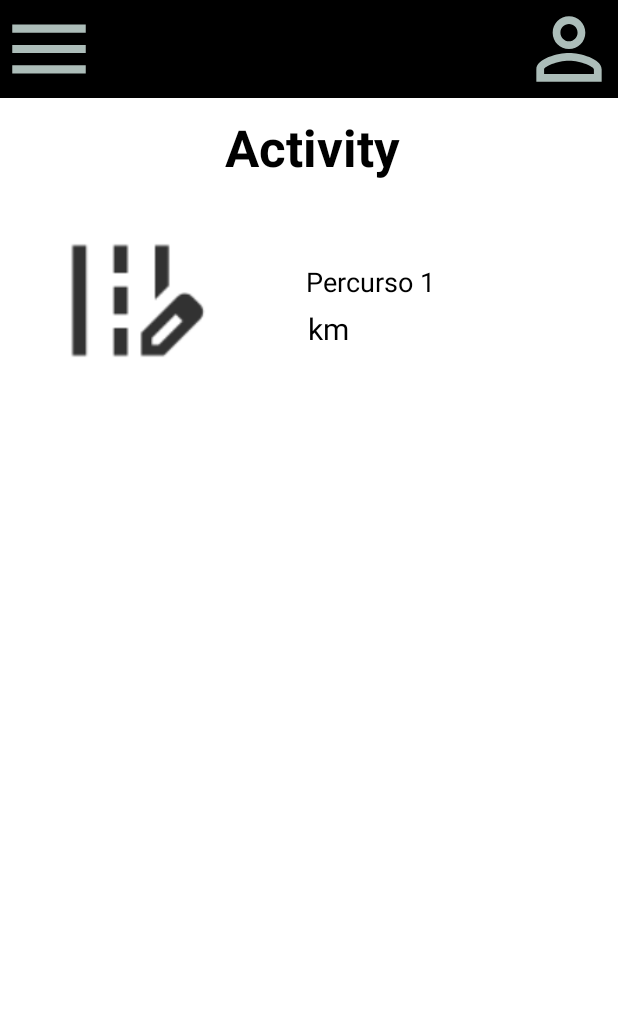
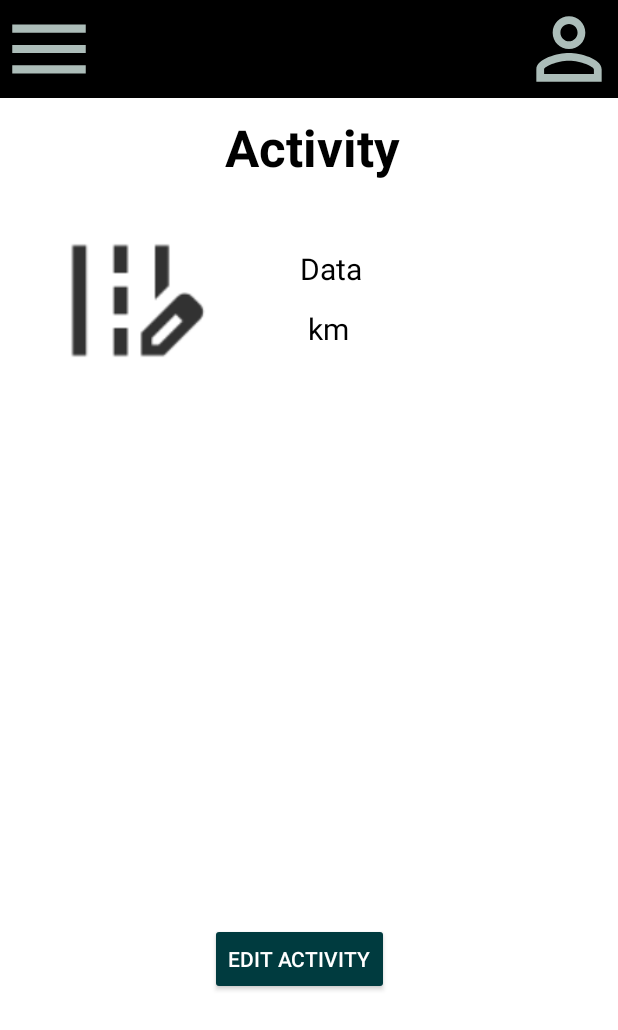
Before and after one commit to RubenABM/Project-Factory-Android, an Android app: the ActivityActivity screen opened directly, with no data from a screen before it, on a phone screen of 412 x 824 dp. Shown: the top 1030 px of the screen. Run offline under Robolectric (Android 15) with nearby library versions, the phone set to English and light mode, and no system bars; 2 statements that could not run were skipped.

Commit message:
activity

```diff
--- a/Android/app/src/main/AndroidManifest.xml
+++ b/Android/app/src/main/AndroidManifest.xml
@@ -17,7 +17,7 @@
         android:usesCleartextTraffic="true">
         <activity
             android:name=".PointsActivity"
-            android:exported="false" />
+            android:exported="true" />
         <activity
             android:name=".ProfileActivity"
             android:exported="true" />
--- a/Android/app/src/main/java/com/myapplication/ActivityActivity.java
+++ b/Android/app/src/main/java/com/myapplication/ActivityActivity.java
@@ -3,55 +3,127 @@ package com.myapplication;
 import androidx.appcompat.app.AppCompatActivity;
 import androidx.core.view.GravityCompat;
 import androidx.drawerlayout.widget.DrawerLayout;
+//import static com.myapplication.MapFragment.firstMap;
 
 import android.app.Activity;
 import android.content.Intent;
 import android.os.Bundle;
+import android.util.Log;
 import android.view.View;
 import android.widget.Button;
 import android.widget.EditText;
+import android.widget.TextView;
 import android.widget.Toast;
 
+import com.myapplication.downloadtasks.JSONObjToArray;
 import com.myapplication.downloadtasks.PostMethod;
+
+import org.json.JSONException;
+import org.json.JSONObject;
 
 import java.util.HashMap;
 import java.util.Map;
+import java.util.concurrent.ExecutionException;
 
 
 public class ActivityActivity extends AppCompatActivity {
 
-    EditText percurso1;
+    EditText percurso;
+    TextView data, km;
     DrawerLayout drawer;
+    Button editar, atualizar;
+    static String iduser;
 
     @Override
     protected void onCreate(Bundle savedInstanceState) {
         super.onCreate(savedInstanceState);
         setContentView(R.layout.activity_activity);
+        JSONObject loginjson = null;
 
-        percurso1 = findViewById(R.id.editTextPercurso);
+        percurso = findViewById(R.id.editTextPercurso);
+        data = findViewById(R.id.editTextPercurso1);
         drawer = findViewById(R.id.drawer_layout);
+        editar = findViewById(R.id.button);
+        km = findViewById(R.id.editTextKm);
+        atualizar = findViewById(R.id.button2);
+
+
+
+        // Metodo GET para ir buscar os dados do percurso do utilizador
+        iduser = getIntent().getStringExtra("key");
+        JSONObjToArray task = new JSONObjToArray();
+        try {
+            loginjson = task.execute("http://35.176.222.11:5000/users/1").get();
+            data.setText(loginjson.getString("user_route"));
+            Log.d("AQUIIII:::::", loginjson.toString());
+
+        }catch (ExecutionException e){
+            e.printStackTrace();
+            loginjson = null;
+        } catch (InterruptedException e){
+            e.printStackTrace();
+            loginjson = null;
+        }catch (JSONException e){
+            e.printStackTrace();
+        }
+
+
 
 
     }
 
     public void EditarTexto(View view){
 
-        String percurso = percurso1.getText().toString();
-
-        // Dados do post
-        Map<String, String> postData = new HashMap<>();
-        postData.put("route_name", percurso);
-
-
-        // Post call
-        PostMethod task = new PostMethod(postData);
-        task.execute("http://35.176.222.11:5000/routes/user/2");
-
-        Toast.makeText(this,"O nome do percurso foi alterado com sucesso!", Toast.LENGTH_SHORT).show();
+        editar.setOnClickListener(new View.OnClickListener() {
+            @Override
+            public void onClick(View v) {
+                data.setVisibility(View.INVISIBLE);
+                km.setVisibility(View.INVISIBLE);
+                percurso.setVisibility(View.VISIBLE);
+                atualizar.setVisibility(View.VISIBLE);
+                editar.setVisibility(View.INVISIBLE);
 
 
 
+            }
+        });
+
     }
+
+
+    public void UpdateText(View v){
+
+        //Metodo Post para ir buscar as rotas do utilizador
+        String percursos = percurso.getText().toString();
+
+
+        Map<String, String> postData = new HashMap<>();
+        postData.put("user_route", percursos);
+
+
+        PostMethod task1 = new PostMethod(postData);
+
+        //Post call
+        try {
+
+            task1.execute("http://35.176.222.11:5000/routes/updateroutename/1/1");
+            Log.d("AQUIII", task1.execute("http://35.176.222.11:5000/routes/updateroutename/" + iduser).toString());
+
+            Toast.makeText(this,"Dados alterados com sucesso!", Toast.LENGTH_SHORT).show();
+
+        } catch (Exception e){
+            Toast.makeText(this,"ERRO!", Toast.LENGTH_SHORT).show();
+        }
+
+    }
+
+    //public void VerDados (View view){
+        //firstMap = false;
+
+
+    //}
+
+
 
     //menus
     public void OpenLeftSideMenu(View view){openDrawer(drawer);}
@@ -83,10 +155,7 @@ public class ActivityActivity extends AppCompatActivity {
 
 
     public void ClickHelmets(View view){StartActivity.goToActivity(this, HelmetsActivity.class);}
-    public void ClickActivity(View view){
-        //goToActivity(this,**);
-        Toast.makeText(this, "Function 'Activities' is not available yet", Toast.LENGTH_SHORT).show();
-    }
+    public void ClickActivity(View view){StartActivity.goToActivity(this, ActivityActivity.class);}
     public void ClickChallenges(View view){StartActivity.goToActivity(this, ChallengesActivity.class);}
     public void ClickHealth(View view){StartActivity.goToActivity(this, HealthActivity.class);}
     public void ClickPoints(View view){StartActivity.goToActivity(this, PointsActivity.class);}
--- a/Android/app/src/main/res/layout/activity_activity.xml
+++ b/Android/app/src/main/res/layout/activity_activity.xml
@@ -26,6 +26,7 @@
                 android:background="#ffff">
 
 
+
             </FrameLayout>
 
             <TextView
@@ -45,7 +46,19 @@
                 android:layout_height="110dp"
                 android:layout_marginLeft="30dp"
                 android:layout_marginTop="80dp"
+                android:onClick="VerDados"
                 app:srcCompat="@drawable/edit_road" />
+
+            <TextView
+                android:id="@+id/editTextPercurso1"
+                android:layout_width="wrap_content"
+                android:layout_height="wrap_content"
+                android:layout_marginTop="100dp"
+                android:layout_marginLeft="200dp"
+                android:text="Data"
+                android:onClick="VerDados"
+                android:textColor="#000000"
+                android:textSize="20sp" />
 
             <EditText
                 android:id="@+id/editTextPercurso"
@@ -57,11 +70,12 @@
                 android:ems="10"
                 android:inputType="textPersonName"
                 android:text="Percurso 1"
+                android:visibility="invisible"
                 android:textColor="#000" />
 
 
             <TextView
-                android:id="@+id/editTextPercurso1"
+                android:id="@+id/editTextKm"
                 android:layout_width="wrap_content"
                 android:layout_height="wrap_content"
                 android:layout_marginTop="140dp"
@@ -69,6 +83,28 @@
                 android:text="km"
                 android:textColor="#000000"
                 android:textSize="20sp" />
+
+            <Button
+                android:id="@+id/button"
+                android:layout_width="wrap_content"
+                android:layout_height="wrap_content"
+                android:layout_marginTop="550dp"
+                android:layout_marginLeft="140dp"
+                android:backgroundTint="#003B3F"
+                android:onClick="EditarTexto"
+                android:text="Edit Activity" />
+
+            <Button
+                android:id="@+id/button2"
+                android:layout_width="wrap_content"
+                android:layout_height="wrap_content"
+                android:layout_marginTop="550dp"
+                android:layout_marginLeft="140dp"
+                android:backgroundTint="#003B3F"
+                android:onClick="UpdateText"
+                android:text="Atualizar"
+                android:visibility="invisible"/>
+
 
         </RelativeLayout>
 
```
